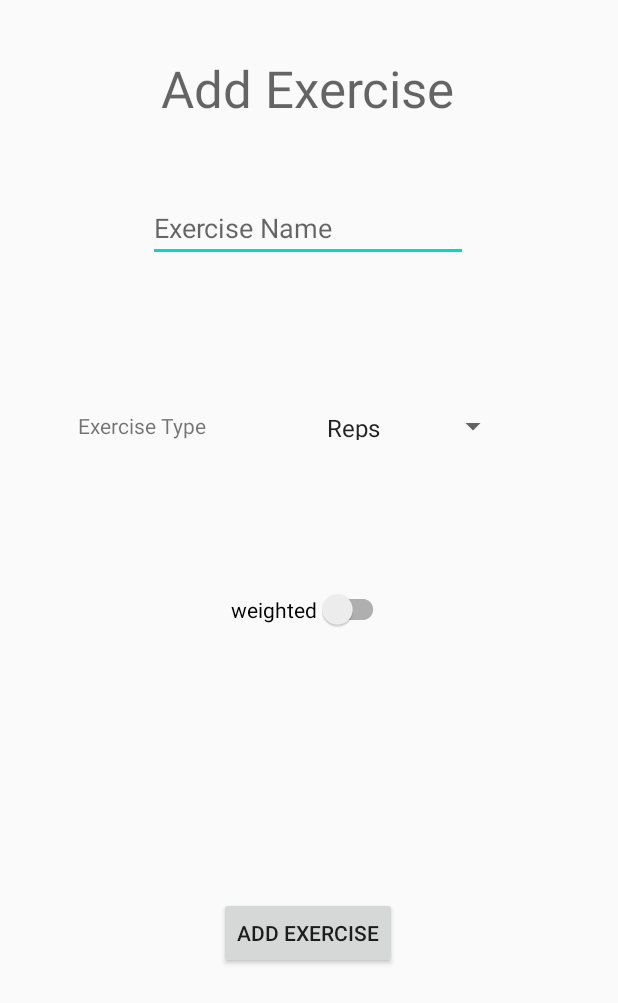
After one commit to TobiasForner/FitnessApp, an Android app: the AddExerciseActivity screen opened directly, with no data from a screen before it, on a phone screen of 412 x 824 dp. The commit adds this screen. Shown: the top 1003 px of the screen. Run offline under Robolectric (Android 15) with nearby library versions, the phone set to English and light mode, and no system bars.

Commit message:
add addExerciseActivity

```diff
--- /dev/null
+++ b/app/src/main/java/com/example/fitnessapp3/AddExerciseActivity.java
@@ -0,0 +1,66 @@
+package com.example.fitnessapp3;
+
+import androidx.appcompat.app.AppCompatActivity;
+import androidx.appcompat.widget.SwitchCompat;
+
+import android.content.SharedPreferences;
+import android.os.Bundle;
+import android.preference.PreferenceManager;
+import android.view.View;
+import android.widget.AdapterView;
+import android.widget.ArrayAdapter;
+import android.widget.CompoundButton;
+import android.widget.Spinner;
+import android.widget.TextView;
+
+public class AddExerciseActivity extends AppCompatActivity implements AdapterView.OnItemSelectedListener, CompoundButton.OnCheckedChangeListener {
+    private String exType;
+    private boolean weighted;
+
+    @Override
+    protected void onCreate(Bundle savedInstanceState) {
+        super.onCreate(savedInstanceState);
+        setContentView(R.layout.activity_add_exercise);
+
+        weighted = false;
+        exType = "";
+
+        Spinner exerciseTypeSpinner = findViewById(R.id.spinner_extype);
+        exerciseTypeSpinner.setOnItemSelectedListener(this);
+        ArrayAdapter<CharSequence> adapter = ArrayAdapter.createFromResource(this,
+                R.array.exercise_types_array, android.R.layout.simple_spinner_item);
+        // Specify the layout to use when the list of choices appears
+        adapter.setDropDownViewResource(android.R.layout.simple_spinner_dropdown_item);
+        // Apply the adapter to the spinner
+        exerciseTypeSpinner.setAdapter(adapter);
+
+        SwitchCompat weightedSwitch = findViewById(R.id.switch1);
+        weightedSwitch.setOnCheckedChangeListener(this);
+    }
+
+    public void onItemSelected(AdapterView<?> parent, View view,
+                               int pos, long id) {
+        if (pos == 0) {
+            exType = "Reps";
+        } else {
+            exType = "Duration";
+        }
+    }
+
+    public void onNothingSelected(AdapterView<?> parent) {
+        // Another interface callback
+    }
+
+    public void onCheckedChanged(CompoundButton buttonView, boolean isChecked) {
+        weighted = isChecked;
+    }
+
+    public void addExercise(View view) {
+        TextView exName = findViewById(R.id.exerciseName);
+        String exDetails = "ExerciseType=" + exType + ";" + "Weighted=" + weighted + ";" + "Abbreviation=" + exName;
+        SharedPreferences sharedPreferences = PreferenceManager.getDefaultSharedPreferences(this);
+        SharedPreferences.Editor editor = sharedPreferences.edit();
+        editor.putString(exName.getText().toString(), exDetails);
+        editor.apply();
+    }
+}
--- /dev/null
+++ b/app/src/main/res/layout/activity_add_exercise.xml
@@ -0,0 +1,74 @@
+<?xml version="1.0" encoding="utf-8"?>
+<androidx.constraintlayout.widget.ConstraintLayout xmlns:android="http://schemas.android.com/apk/res/android"
+    xmlns:app="http://schemas.android.com/apk/res-auto"
+    xmlns:tools="http://schemas.android.com/tools"
+    android:layout_width="match_parent"
+    android:layout_height="match_parent"
+    tools:context=".AddExerciseActivity">
+
+    <Spinner
+        android:id="@+id/spinner_extype"
+        android:layout_width="129dp"
+        android:layout_height="19dp"
+        app:layout_constraintBottom_toBottomOf="@+id/textView10"
+        app:layout_constraintEnd_toEndOf="parent"
+        app:layout_constraintStart_toEndOf="@+id/textView10"
+        app:layout_constraintTop_toTopOf="@+id/textView10" />
+
+    <TextView
+        android:id="@+id/textView9"
+        android:layout_width="wrap_content"
+        android:layout_height="wrap_content"
+        android:layout_marginTop="36dp"
+        android:text="@string/add_exercise"
+        android:textAppearance="@style/TextAppearance.AppCompat.Display1"
+        app:layout_constraintEnd_toEndOf="parent"
+        app:layout_constraintHorizontal_bias="0.498"
+        app:layout_constraintStart_toStartOf="parent"
+        app:layout_constraintTop_toTopOf="parent" />
+
+    <TextView
+        android:id="@+id/textView10"
+        android:layout_width="wrap_content"
+        android:layout_height="wrap_content"
+        android:layout_marginStart="52dp"
+        android:text="@string/exercise_type"
+        app:layout_constraintBottom_toTopOf="@+id/switch1"
+        app:layout_constraintStart_toStartOf="parent"
+        app:layout_constraintTop_toBottomOf="@+id/editTextTextPersonName" />
+
+    <androidx.appcompat.widget.SwitchCompat
+        android:id="@+id/switch1"
+        android:layout_width="wrap_content"
+        android:layout_height="wrap_content"
+        android:layout_marginBottom="404dp"
+        android:text="@string/weighted"
+        app:layout_constraintBottom_toBottomOf="parent"
+        app:layout_constraintEnd_toEndOf="@+id/textView9"
+        app:layout_constraintHorizontal_bias="0.517"
+        app:layout_constraintStart_toStartOf="@+id/textView9" />
+
+    <EditText
+        android:id="@+id/editTextTextPersonName"
+        android:layout_width="wrap_content"
+        android:layout_height="wrap_content"
+        android:layout_marginTop="48dp"
+        android:autofillHints=""
+        android:ems="10"
+        android:hint="@string/exercise_name"
+        android:inputType="textPersonName"
+        app:layout_constraintEnd_toEndOf="@+id/textView9"
+        app:layout_constraintStart_toStartOf="@+id/textView9"
+        app:layout_constraintTop_toBottomOf="@+id/textView9" />
+
+    <Button
+        android:id="@+id/button4"
+        android:layout_width="wrap_content"
+        android:layout_height="wrap_content"
+        android:onClick="addExercise"
+        android:text="@string/add_exercise"
+        app:layout_constraintBottom_toBottomOf="parent"
+        app:layout_constraintEnd_toEndOf="@+id/textView9"
+        app:layout_constraintStart_toStartOf="@+id/textView9"
+        app:layout_constraintTop_toBottomOf="@+id/switch1" />
+</androidx.constraintlayout.widget.ConstraintLayout>
--- /dev/null
+++ b/app/src/main/res/values/exercise_types.xml
@@ -0,0 +1,7 @@
+<?xml version="1.0" encoding="utf-8"?>
+<resources>
+    <string-array name="exercise_types_array">
+        <item>Reps</item>
+        <item>Duration</item>
+    </string-array>
+</resources>
--- a/app/src/main/res/values/strings.xml
+++ b/app/src/main/res/values/strings.xml
@@ -16,4 +16,8 @@
     <string name="reps">Reps</string>
     <string name="prev_results">Previous Results</string>
     <string name="popup">Please enter a valid rep number and weight.</string>
+    <string name="add_exercise">Add Exercise</string>
+    <string name="exercise_type">Exercise Type</string>
+    <string name="weighted">weighted</string>
+    <string name="exercise_name">Exercise Name</string>
 </resources>
```
Also changed, not shown: app/src/main/AndroidManifest.xml (+4 -3 lines), app/src/main/java/com/example/fitnessapp3/MainActivity.java (+8 -1 lines), app/src/main/res/layout-v21/activity_main.xml (+13 -0 lines), app/src/main/res/layout/activity_main.xml (+19 -6 lines).
